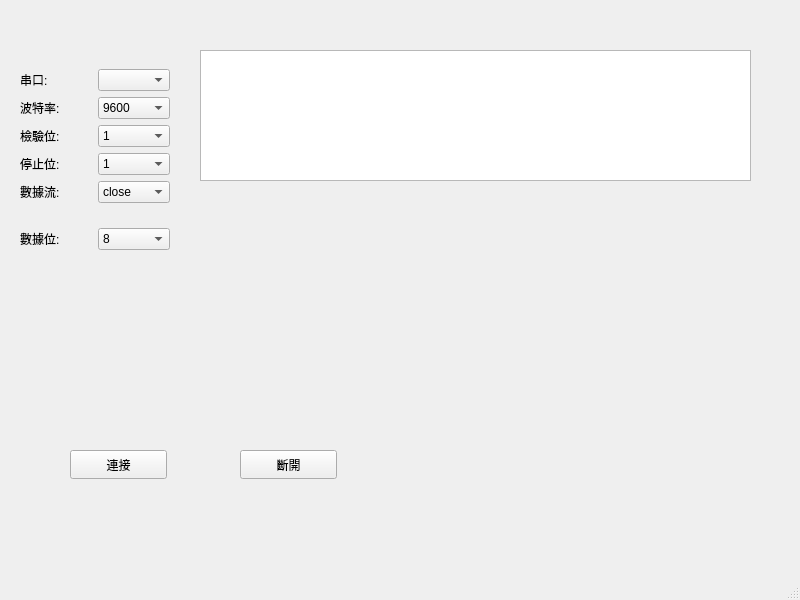
This is mainwindow.ui in ookamipjq/SerialPort as Qt 5 draws it before an edit. The edited form follows.
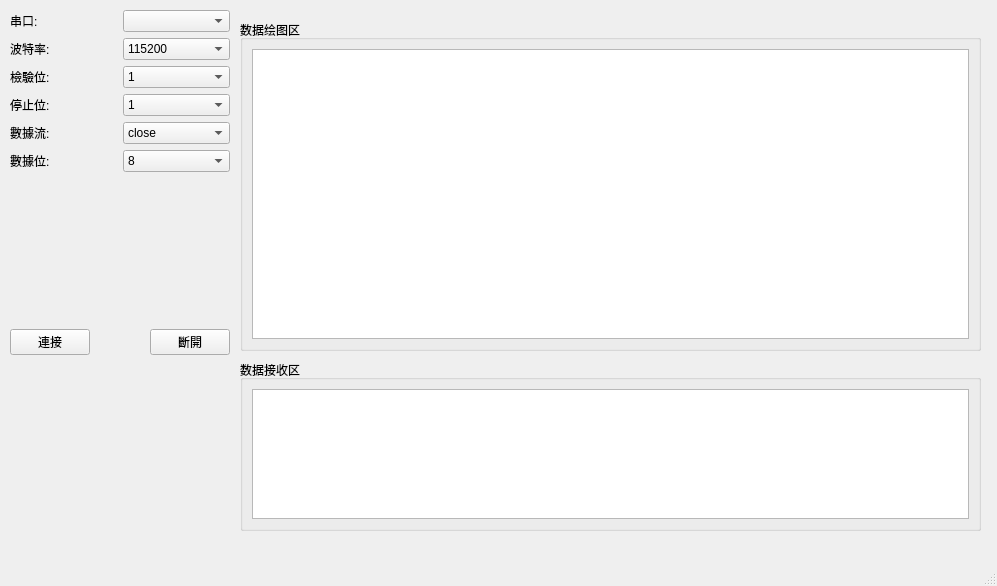
This is the edited form. Custom widgets are drawn as their Qt base class.

The edit to the form file:
```diff
--- a/mainwindow.ui
+++ b/mainwindow.ui
@@ -6,52 +6,47 @@
    <rect>
     <x>0</x>
     <y>0</y>
-    <width>800</width>
-    <height>600</height>
+    <width>997</width>
+    <height>586</height>
    </rect>
   </property>
   <property name="windowTitle">
    <string>MainWindow</string>
   </property>
   <widget class="QWidget" name="centralwidget">
-   <widget class="QPushButton" name="cont_B">
-    <property name="geometry">
-     <rect>
-      <x>70</x>
-      <y>450</y>
-      <width>97</width>
-      <height>29</height>
-     </rect>
-    </property>
-    <property name="text">
-     <string>連接</string>
-    </property>
-   </widget>
-   <widget class="QPushButton" name="Close_B">
+   <widget class="QGroupBox" name="groupBox">
     <property name="geometry">
      <rect>
       <x>240</x>
-      <y>450</y>
-      <width>97</width>
-      <height>29</height>
+      <y>360</y>
+      <width>741</width>
+      <height>171</height>
      </rect>
     </property>
-    <property name="text">
-     <string>斷開</string>
+    <property name="title">
+     <string>数据接收区</string>
     </property>
-   </widget>
+    <layout class="QGridLayout" name="gridLayout">
+     <item row="0" column="0">
    <widget class="QPlainTextEdit" name="rec_Edit">
-    <property name="geometry">
-     <rect>
-      <x>200</x>
-      <y>50</y>
-      <width>551</width>
-      <height>131</height>
-     </rect>
+       <property name="minimumSize">
+        <size>
+         <width>0</width>
+         <height>0</height>
+        </size>
+       </property>
+       <property name="maximumSize">
+        <size>
+         <width>9999</width>
+         <height>9999</height>
+        </size>
     </property>
     <property name="readOnly">
      <bool>true</bool>
     </property>
+       <property name="plainText">
+        <string notr="true"/>
+       </property>
     <property name="tabStopDistance">
      <double>200.000000000000000</double>
     </property>
@@ -59,15 +54,20 @@
      <number>3</number>
     </property>
    </widget>
+     </item>
+    </layout>
+   </widget>
    <widget class="QWidget" name="">
     <property name="geometry">
      <rect>
-      <x>20</x>
-      <y>50</y>
-      <width>150</width>
-      <height>220</height>
+      <x>10</x>
+      <y>10</y>
+      <width>220</width>
+      <height>521</height>
      </rect>
     </property>
+    <layout class="QVBoxLayout" name="verticalLayout_5">
+     <item>
     <layout class="QVBoxLayout" name="verticalLayout_2">
      <item>
       <layout class="QVBoxLayout" name="verticalLayout">
@@ -96,11 +96,6 @@
          </item>
          <item>
           <widget class="QComboBox" name="Baud_Text">
-           <item>
-            <property name="text">
-             <string>9600</string>
-            </property>
-           </item>
            <item>
             <property name="text">
              <string>115200</string>
@@ -228,6 +223,91 @@
       </layout>
      </item>
     </layout>
+     </item>
+     <item>
+      <layout class="QVBoxLayout" name="verticalLayout_4">
+       <item>
+        <layout class="QVBoxLayout" name="verticalLayout_3">
+         <item>
+          <spacer name="verticalSpacer_2">
+           <property name="orientation">
+            <enum>Qt::Vertical</enum>
+           </property>
+           <property name="sizeHint" stdset="0">
+            <size>
+             <width>20</width>
+             <height>40</height>
+            </size>
+           </property>
+          </spacer>
+         </item>
+         <item>
+          <layout class="QHBoxLayout" name="horizontalLayout_7">
+           <item>
+            <widget class="QPushButton" name="cont_B">
+             <property name="text">
+              <string>連接</string>
+             </property>
+            </widget>
+           </item>
+           <item>
+            <spacer name="horizontalSpacer">
+             <property name="orientation">
+              <enum>Qt::Horizontal</enum>
+             </property>
+             <property name="sizeHint" stdset="0">
+              <size>
+               <width>40</width>
+               <height>20</height>
+              </size>
+             </property>
+            </spacer>
+           </item>
+           <item>
+            <widget class="QPushButton" name="Close_B">
+             <property name="text">
+              <string>斷開</string>
+             </property>
+            </widget>
+           </item>
+          </layout>
+         </item>
+        </layout>
+       </item>
+       <item>
+        <spacer name="verticalSpacer">
+         <property name="orientation">
+          <enum>Qt::Vertical</enum>
+         </property>
+         <property name="sizeHint" stdset="0">
+          <size>
+           <width>20</width>
+           <height>40</height>
+          </size>
+         </property>
+        </spacer>
+       </item>
+      </layout>
+     </item>
+    </layout>
+   </widget>
+   <widget class="QGroupBox" name="groupBox_2">
+    <property name="geometry">
+     <rect>
+      <x>240</x>
+      <y>20</y>
+      <width>741</width>
+      <height>331</height>
+     </rect>
+    </property>
+    <property name="title">
+     <string>数据绘图区</string>
+    </property>
+    <layout class="QGridLayout" name="gridLayout_2">
+     <item row="0" column="0">
+      <widget class="QChartView" name="graphicsView"/>
+     </item>
+    </layout>
    </widget>
   </widget>
   <widget class="QMenuBar" name="menubar">
@@ -242,6 +322,13 @@
   </widget>
   <widget class="QStatusBar" name="statusbar"/>
  </widget>
+ <customwidgets>
+  <customwidget>
+   <class>QChartView</class>
+   <extends>QGraphicsView</extends>
+   <header location="global">qchartview.h</header>
+  </customwidget>
+ </customwidgets>
  <resources/>
  <connections/>
 </ui>
```
Left out of the diff: 7 changed lines with no effect on the pictures. Lines whose indentation alone changed are shown as unchanged.
